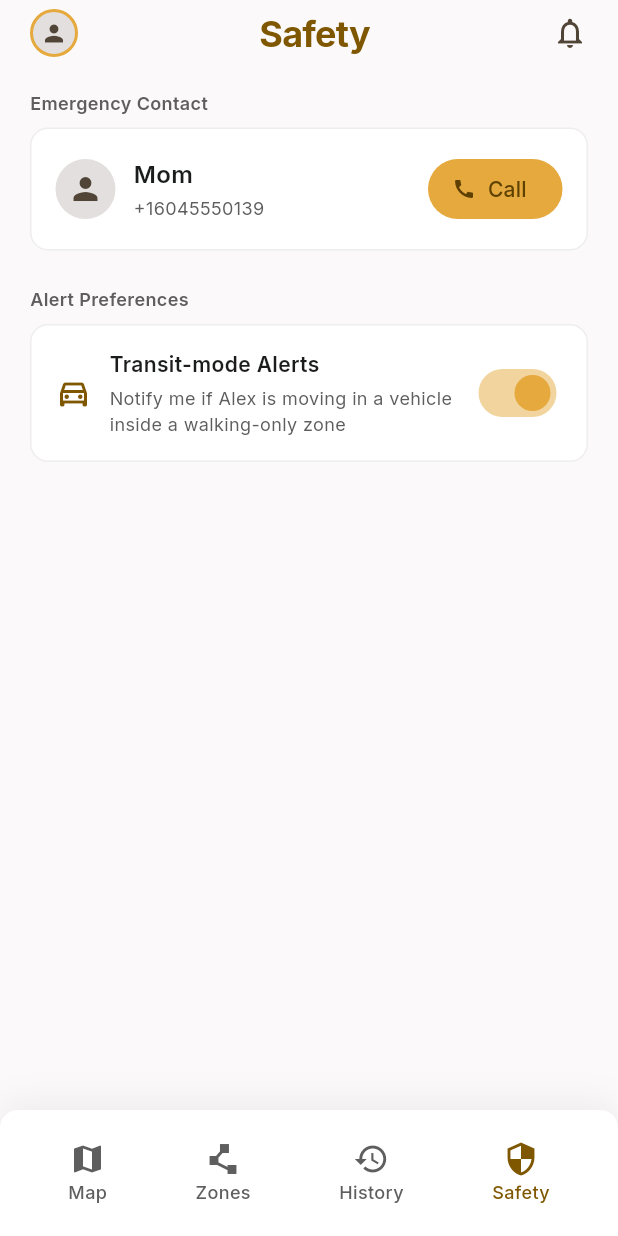
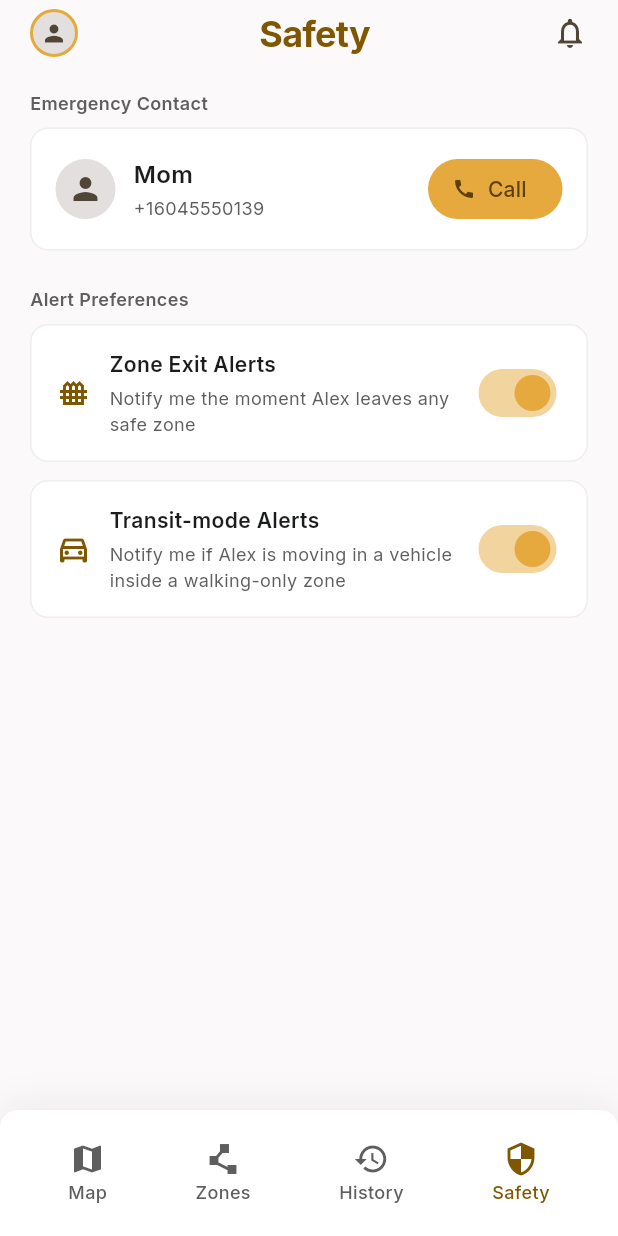
Before and after one commit to varundhand/SafeZone, a Flutter app: the screen it shows after launch, item 4 of the bottom bar chosen, on a phone screen of 412 x 824 dp. Run offline on Flutter 3.47's test engine with Material 3 defaults, Android fonts, the phone set to English and light mode, and no system bars; our stand-ins replace firebase_core, firebase_database, flutter_map, flutter_riverpod, google_fonts, latlong2 and 1 more; accounts and stored records are empty.

Commit message:
Add zone-exit alerts as the primary safety feature
The only alert in the app was Feature 2's walking-only + in-vehicle
transit check — there was no notification at all for the much more
basic case of a child simply leaving a drawn safe zone, which is the
core expectation for a geofencing app. Added a zone-exit alert that
fires the instant a previously-inside geofence (any type, not just
walking-only) is no longer contained, independent of transit mode.

- AlertReason (exitedZone | transitViolation) on TrackingState so the
  alert screen can show the right title/copy/marker for whichever
  fired; zone-exit takes priority when both would apply on the same
  fix.
- zoneExitAlertsEnabledProvider + a Safety-screen toggle, mirroring
  the existing transit-alerts control, listed first as the primary
  preference.
- Exit detection is edge-triggered (previously-inside set minus
  currently-inside set), so unlike the in-vehicle flag it can't get
  stuck and doesn't need any extra reset-on-dismiss handling.

Co-Authored-By: Claude Sonnet 5 <noreply@anthropic.com>

```diff
--- a/lib/screens/safety_screen.dart
+++ b/lib/screens/safety_screen.dart
@@ -23,15 +23,17 @@ Future<void> callNumber(BuildContext context, String number) async {
   }
 }
 
-/// Emergency contact + alert preferences. The "Transit-mode Alerts" switch
-/// is wired to [transitAlertsEnabledProvider], which TrackingController
-/// checks before raising a Feature 2 alert — turning it off here genuinely
-/// suppresses the alert, it isn't just cosmetic.
+/// Emergency contact + alert preferences. Both switches are wired to their
+/// providers, which TrackingController checks before raising the matching
+/// alert — turning either off here genuinely suppresses it, it isn't just
+/// cosmetic. "Zone Exit Alerts" is the app's primary safety feature;
+/// "Transit-mode Alerts" (Feature 2) is a secondary add-on.
 class SafetyScreen extends ConsumerWidget {
   const SafetyScreen({super.key});
 
   @override
   Widget build(BuildContext context, WidgetRef ref) {
+    final zoneExitAlertsEnabled = ref.watch(zoneExitAlertsEnabledProvider);
     final transitAlertsEnabled = ref.watch(transitAlertsEnabledProvider);
     final topInset = MediaQuery.of(context).padding.top;
 
@@ -49,6 +51,15 @@ class SafetyScreen extends ConsumerWidget {
                 const SizedBox(height: 24),
                 const _SectionLabel('Alert Preferences'),
                 const SizedBox(height: 8),
+                _PreferenceCard(
+                  icon: Icons.fence_outlined,
+                  title: 'Zone Exit Alerts',
+                  subtitle: 'Notify me the moment Alex leaves any safe zone',
+                  value: zoneExitAlertsEnabled,
+                  onChanged: (value) =>
+                      ref.read(zoneExitAlertsEnabledProvider.notifier).state = value,
+                ),
+                const SizedBox(height: 12),
                 _PreferenceCard(
                   icon: Icons.directions_car_filled_outlined,
                   title: 'Transit-mode Alerts',
--- a/lib/state/safety_settings_provider.dart
+++ b/lib/state/safety_settings_provider.dart
@@ -1,5 +1,11 @@
 import 'package:flutter_riverpod/flutter_riverpod.dart';
 
-/// Whether Feature 2 (transit-mode alerts) should fire. Toggled from the
-/// Safety screen; read by [TrackingController] before raising an alert.
+/// Whether leaving any drawn safe zone should raise an immediate alert —
+/// the app's primary safety feature. Toggled from the Safety screen; read
+/// by [TrackingController] before raising an alert.
+final zoneExitAlertsEnabledProvider = StateProvider<bool>((ref) => true);
+
+/// Whether Feature 2 (transit-mode alerts) should fire. Secondary to the
+/// zone-exit alert above. Toggled from the Safety screen; read by
+/// [TrackingController] before raising an alert.
 final transitAlertsEnabledProvider = StateProvider<bool>((ref) => true);
```
Also changed, not shown: lib/screens/safety_alert_screen.dart (+30 -8 lines), lib/state/tracking_controller.dart (+29 -1 lines), lib/state/tracking_state.dart (+9 -0 lines).
